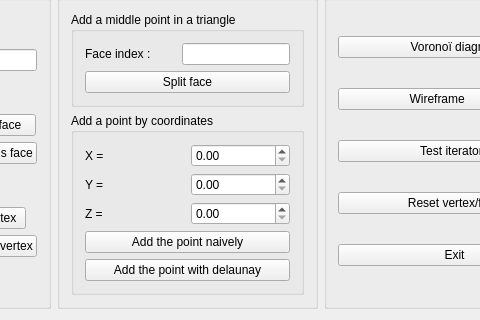
Before: the Qt Designer form mainwindow.ui in Paulfx/mesh_modelisation_m2, drawn with Qt 5; both pictures show x 492 to 972 and y 219 to 539 of the 1088 by 539 pixel window.
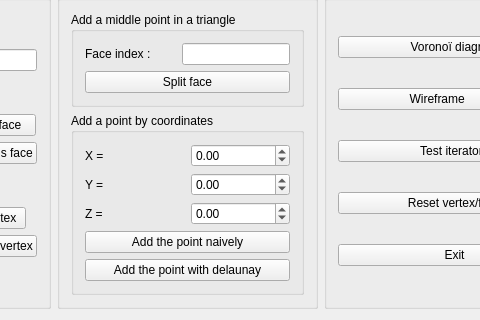
After: the same form once the commit is applied. Custom widgets are drawn as their Qt base class.

Commit message: add negative value for add point

Patch:
```diff
--- a/mainwindow.ui
+++ b/mainwindow.ui
@@ -349,13 +349,25 @@
                     <item>
                      <layout class="QVBoxLayout" name="verticalLayout_14">
                       <item>
-                       <widget class="QDoubleSpinBox" name="doubleX"/>
+                       <widget class="QDoubleSpinBox" name="doubleX">
+                        <property name="minimum">
+                         <double>-99.989999999999995</double>
+                        </property>
+                       </widget>
                       </item>
                       <item>
-                       <widget class="QDoubleSpinBox" name="doubleY"/>
+                       <widget class="QDoubleSpinBox" name="doubleY">
+                        <property name="minimum">
+                         <double>-99.989999999999995</double>
+                        </property>
+                       </widget>
                       </item>
                       <item>
-                       <widget class="QDoubleSpinBox" name="doubleZ"/>
+                       <widget class="QDoubleSpinBox" name="doubleZ">
+                        <property name="minimum">
+                         <double>-99.989999999999995</double>
+                        </property>
+                       </widget>
                       </item>
                      </layout>
                     </item>
```
